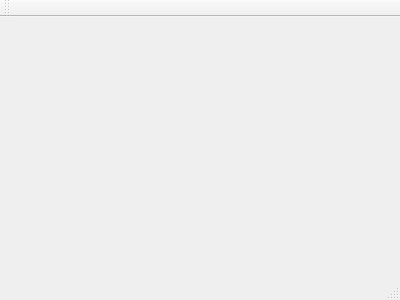
Qt form mainwindow.ui (shengno/reckoning) before a commit.
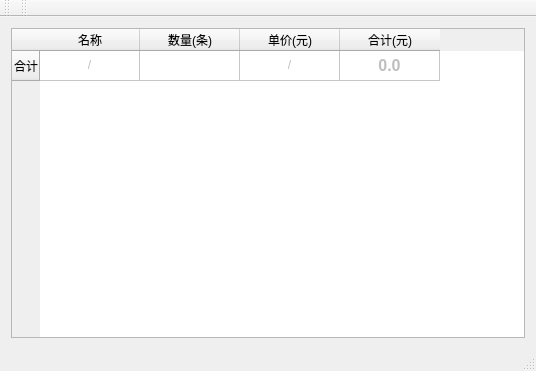
The same form after that commit.

Commit message: Add the CreateRows function and the UpdateSum function in the mainwindow class.

Patch:
```diff
--- a/mainwindow.ui
+++ b/mainwindow.ui
@@ -1,24 +1,149 @@
 <ui version="4.0">
  <class>MainWindow</class>
- <widget class="QMainWindow" name="MainWindow" >
-  <property name="geometry" >
+ <widget class="QMainWindow" name="MainWindow">
+  <property name="geometry">
    <rect>
     <x>0</x>
     <y>0</y>
-    <width>400</width>
-    <height>300</height>
+    <width>536</width>
+    <height>371</height>
    </rect>
   </property>
   <property name="windowTitle" >
    <string>MainWindow</string>
   </property>
-  <widget class="QMenuBar" name="menuBar" />
-  <widget class="QToolBar" name="mainToolBar" />
-  <widget class="QWidget" name="centralWidget" />
-  <widget class="QStatusBar" name="statusBar" />
+  <widget class="QWidget" name="centralWidget">
+   <layout class="QVBoxLayout" name="verticalLayout">
+    <item>
+     <layout class="QHBoxLayout" name="horizontalLayout">
+      <item>
+       <widget class="QTableWidget" name="tableWidget">
+        <property name="mouseTracking">
+         <bool>true</bool>
+        </property>
+        <property name="acceptDrops">
+         <bool>true</bool>
+        </property>
+        <row>
+         <property name="text">
+          <string>合计</string>
+         </property>
+        </row>
+        <column>
+         <property name="text">
+          <string>名称</string>
+         </property>
+        </column>
+        <column>
+         <property name="text">
+          <string>数量(条)</string>
+         </property>
+        </column>
+        <column>
+         <property name="text">
+          <string>单价(元)</string>
+         </property>
+        </column>
+        <column>
+         <property name="text">
+          <string>合计(元)</string>
+         </property>
+        </column>
+        <item row="0" column="0">
+         <property name="text">
+          <string>/</string>
+         </property>
+         <property name="textAlignment">
+          <set>AlignHCenter|AlignVCenter|AlignCenter</set>
+         </property>
+         <property name="flags">
+          <set>ItemIsSelectable|ItemIsDragEnabled|ItemIsUserCheckable</set>
+         </property>
+        </item>
+        <item row="0" column="1">
+         <property name="text">
+          <string/>
+         </property>
+         <property name="flags">
+          <set>ItemIsSelectable|ItemIsDragEnabled|ItemIsUserCheckable</set>
+         </property>
+        </item>
+        <item row="0" column="2">
+         <property name="text">
+          <string>/</string>
+         </property>
+         <property name="textAlignment">
+          <set>AlignHCenter|AlignVCenter|AlignCenter</set>
+         </property>
+         <property name="flags">
+          <set>ItemIsDragEnabled|ItemIsUserCheckable</set>
+         </property>
+        </item>
+        <item row="0" column="3">
+         <property name="text">
+          <string>0.0</string>
+         </property>
+         <property name="font">
+          <font>
+           <pointsize>12</pointsize>
+           <weight>75</weight>
+           <bold>true</bold>
+          </font>
+         </property>
+         <property name="textAlignment">
+          <set>AlignHCenter|AlignVCenter|AlignCenter</set>
+         </property>
+         <property name="foreground">
+          <brush brushstyle="NoBrush">
+           <color alpha="255">
+            <red>0</red>
+            <green>0</green>
+            <blue>255</blue>
+           </color>
+          </brush>
+         </property>
+         <property name="flags">
+          <set>ItemIsSelectable|ItemIsDragEnabled|ItemIsUserCheckable</set>
+         </property>
+        </item>
+       </widget>
+      </item>
+     </layout>
+    </item>
+   </layout>
+  </widget>
+  <widget class="QMenuBar" name="menuBar">
+   <property name="geometry">
+    <rect>
+     <x>0</x>
+     <y>0</y>
+     <width>536</width>
+     <height>23</height>
+    </rect>
+   </property>
+  </widget>
+  <widget class="QToolBar" name="mainToolBar">
+   <attribute name="toolBarArea">
+    <enum>TopToolBarArea</enum>
+   </attribute>
+   <attribute name="toolBarBreak">
+    <bool>false</bool>
+   </attribute>
+  </widget>
+  <widget class="QStatusBar" name="statusBar"/>
+  <widget class="QToolBar" name="toolBar">
+   <property name="windowTitle">
+    <string>toolBar</string>
+   </property>
+   <attribute name="toolBarArea">
+    <enum>TopToolBarArea</enum>
+   </attribute>
+   <attribute name="toolBarBreak">
+    <bool>false</bool>
+   </attribute>
+  </widget>
  </widget>
- <layoutDefault spacing="6" margin="11" />
- <pixmapfunction></pixmapfunction>
+ <layoutdefault spacing="6" margin="11"/>
  <resources/>
  <connections/>
 </ui>
```
Left out of the diff: 3 changed lines with no effect on the pictures. The commit also changes 2 other files.
